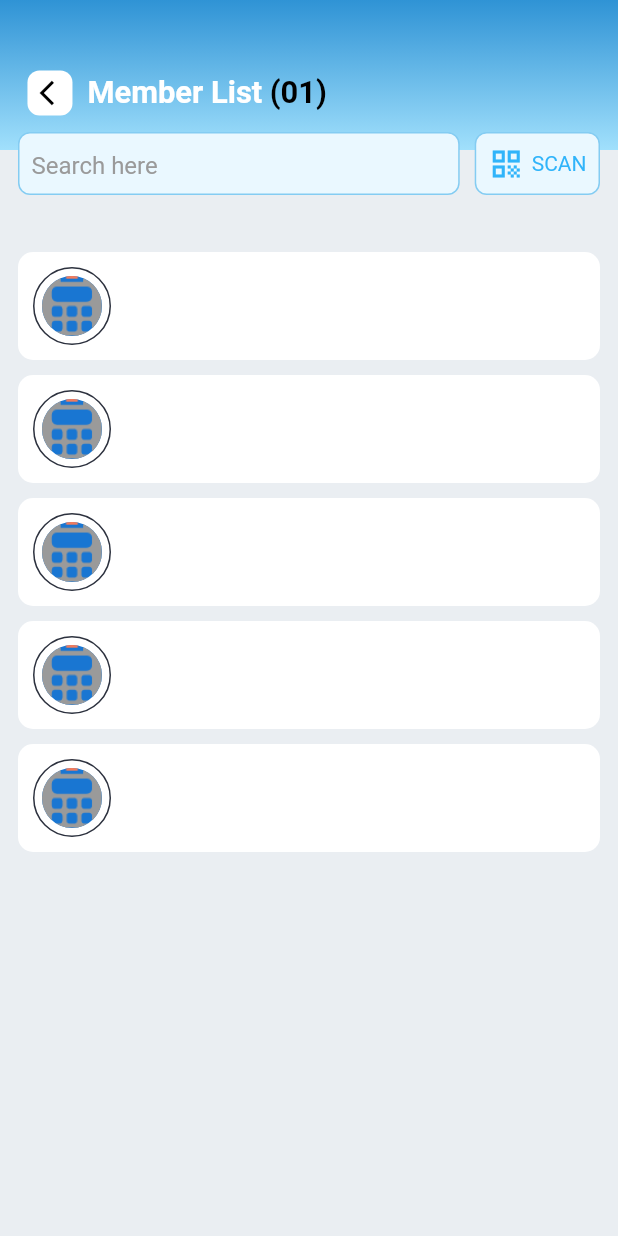
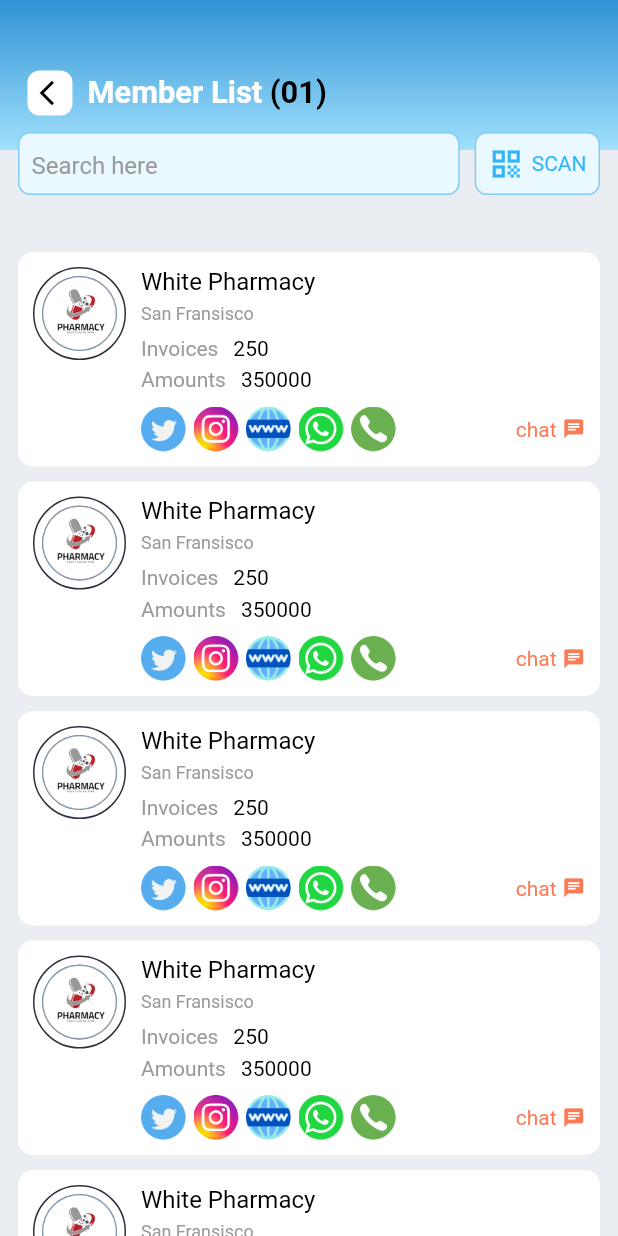
Before and after one commit to abohanzala/sarf, a Flutter app: the MembersListScreen screen opened by its route, on a phone screen of 412 x 824 dp. Run offline on Flutter 3.47's test engine with Material 2 defaults, Android fonts, the light colour scheme and no system bars; our stand-ins replace bot_toast, flutter_screenutil, flutter_spinkit, get, intl_phone_field.

Commit message:
single member

```diff
--- a/lib/resources/images.dart
+++ b/lib/resources/images.dart
@@ -28,6 +28,12 @@ class AppImages {
    String icon2 = "assets/images/icon2.png";
    String icon3 = "assets/images/icon3.png";
    String cross = "assets/images/cross.png";
+   String pharmacy = "assets/images/pharmacy.png";
+   String whatsapp = "assets/images/whatsapp.png";
+   String twitter = "assets/images/twitter.png";
+   String insta = "assets/images/insta.png";
+   String call = "assets/images/call.png";
+   String web = "assets/images/web.png";
   // String splashIcon = "assets/images/icon.jpeg";
   // String icOnBoard2 = "assets/images/ic_onboard2.png";
   // String onBoard2 = "assets/images/onboard2.png";
--- a/lib/src/baseview/members/members_list_view.dart
+++ b/lib/src/baseview/members/members_list_view.dart
@@ -1,5 +1,6 @@
 import 'package:flutter/material.dart';
 import 'package:get/get.dart';
+import 'package:sarf/src/baseview/members/single_member_detail.dart';
 
 import '../../../resources/resources.dart';
 import '../../widgets/custom_appbar.dart';
@@ -27,7 +28,9 @@ class _MembersListScreenState extends State<MembersListScreen> {
             itemCount: 5,
             shrinkWrap: true,
             itemBuilder: (context,index){
-            return Container(
+            return GestureDetector(
+              onTap: () => Get.to(() => const SingleMemberDetails(title: 'White Pharmacy')),
+              child: Container(
                 width: Get.width,
                 padding: const EdgeInsets.symmetric(horizontal: 10,vertical: 10),
                 margin: const EdgeInsets.only(bottom: 10),
@@ -36,6 +39,8 @@ class _MembersListScreenState extends State<MembersListScreen> {
                   color: R.colors.white,
                 ),
                 child: Row(
+                  mainAxisAlignment: MainAxisAlignment.start,
+                  crossAxisAlignment: CrossAxisAlignment.start,
                   children:  [
                     Container(
                       padding: const EdgeInsets.all(5),
@@ -44,11 +49,63 @@ class _MembersListScreenState extends State<MembersListScreen> {
                         border: Border.all(color: R.colors.blackSecondery,width: 1)
                       ),
                       child: CircleAvatar(
-                      radius: 20,
-                      backgroundImage: AssetImage(R.images.bottomReceive),
+                        radius: 25,
+                        backgroundImage: AssetImage(R.images.pharmacy),
                       ),
                     ),
+                    const SizedBox(width: 10,),
+                    Expanded(child: Column(
+                      mainAxisAlignment: MainAxisAlignment.start,
+                      crossAxisAlignment: CrossAxisAlignment.start,
+                      children: [
+                        Text('White Pharmacy',style: TextStyle(color: R.colors.black,fontSize: 16),),
+                        const SizedBox(height: 5,),
+                        Text('San Fransisco',style: TextStyle(color: R.colors.grey,fontSize: 12),),
+                        const SizedBox(height: 8,),
+                        Row(
+                          children: [
+                            Text('Invoices',style: TextStyle(color: R.colors.grey,fontSize: 14),),
+                            const SizedBox(width: 10,),
+                            Text('250',style: TextStyle(color: R.colors.black,fontSize: 14),),
                           ],
+                        ),
+                        const SizedBox(height: 5,),
+                        Row(
+                          children: [
+                            Text('Amounts',style: TextStyle(color: R.colors.grey,fontSize: 14),),
+                            const SizedBox(width: 10,),
+                            Text('350000',style: TextStyle(color: R.colors.black,fontSize: 14),),
+                          ],
+                        ),
+                        const SizedBox(height: 10,),
+                        Row(
+                          mainAxisAlignment: MainAxisAlignment.spaceBetween,
+                          children: [
+                            Row(
+                              children: [
+                                Image.asset(R.images.twitter,width: 30,height: 30,),
+                                const SizedBox(width: 5,),
+                                Image.asset(R.images.insta,width: 30,height: 30,),
+                                const SizedBox(width: 5,),
+                                Image.asset(R.images.web,width: 30,height: 30,),
+                                const SizedBox(width: 5,),
+                                Image.asset(R.images.whatsapp,width: 30,height: 30,),
+                                const SizedBox(width: 5,),
+                                Image.asset(R.images.call,width: 30,height: 30,),
+                                const SizedBox(width: 5,),
+                              ],
+                            ),
+                            Row(children: [
+                              Text('chat',style: TextStyle(color: R.colors.themeColor,fontSize: 14),),
+                              const SizedBox(width: 4,),
+                              Icon(Icons.chat,color: R.colors.themeColor,size: 15,),
+                            ],)
+
+                        ],)
+                      ],
+                    )),
+                  ],
+                ),
               ),
             );
           }))
```
Also changed, not shown: lib/src/baseview/members/single_member_detail.dart (added, +142 -0 lines), assets/images/call.png (added), assets/images/insta.png (added), assets/images/pharmacy.png (added), assets/images/twitter.png (added), assets/images/web.png (added), assets/images/whatsapp.png (added). Lines whose indentation alone changed are shown as unchanged.
